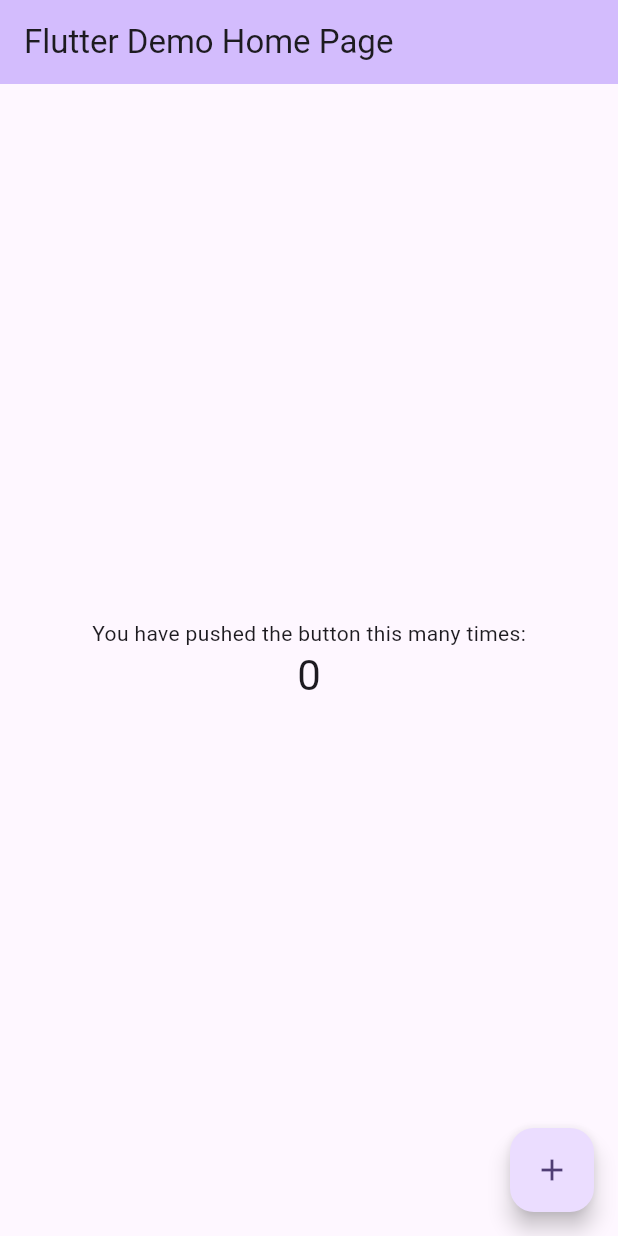
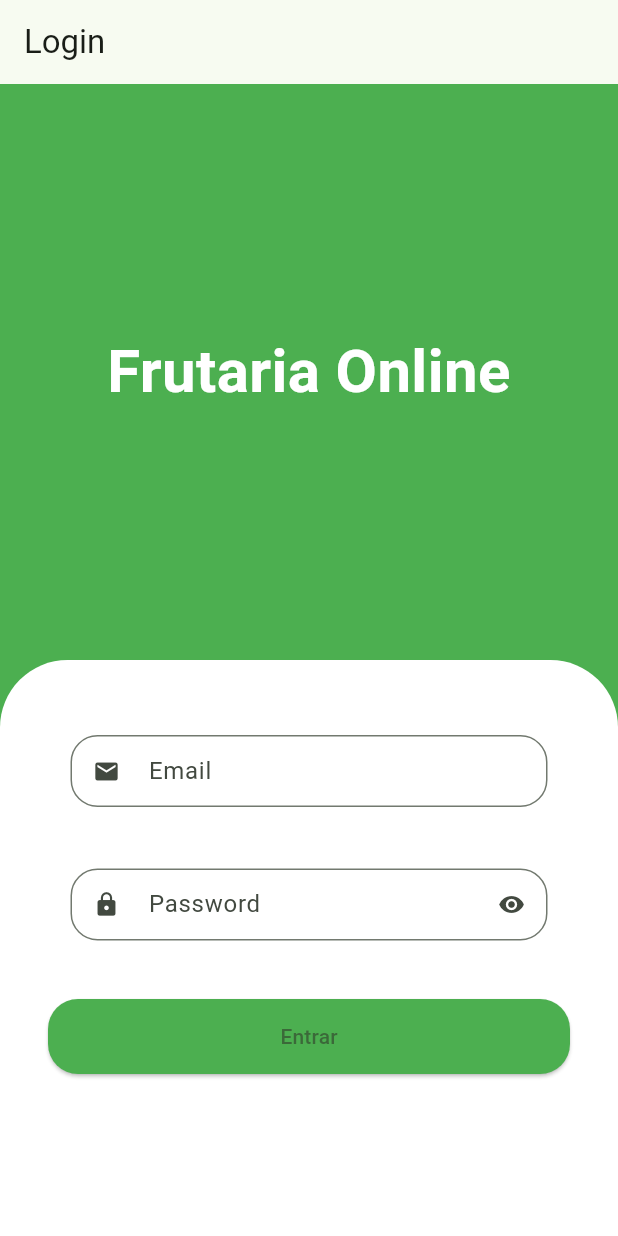
Before and after one commit to reinaldorossetti/frutaria_online, a Flutter app: the screen it shows after launch, on a phone screen of 412 x 824 dp. Run offline on Flutter 3.47's test engine with Material 3 defaults, Android fonts, the phone set to English and light mode, and no system bars.

Commit message:
tela inicial de login

```diff
--- a/lib/main.dart
+++ b/lib/main.dart
@@ -1,4 +1,5 @@
 import 'package:flutter/material.dart';
+import 'package:frutaria_online/src/auth/sign_in_screen.dart';
 
 void main() {
   runApp(const MyApp());
@@ -11,115 +12,14 @@ class MyApp extends StatelessWidget {
   @override
   Widget build(BuildContext context) {
     return MaterialApp(
-      title: 'Flutter Demo',
+      title: 'Frutaria Online',
       theme: ThemeData(
-        // This is the theme of your application.
-        //
-        // TRY THIS: Try running your application with "flutter run". You'll see
-        // the application has a purple toolbar. Then, without quitting the app,
-        // try changing the seedColor in the colorScheme below to Colors.green
-        // and then invoke "hot reload" (save your changes or press the "hot
-        // reload" button in a Flutter-supported IDE, or press "r" if you used
-        // the command line to start the app).
-        //
-        // Notice that the counter didn't reset back to zero; the application
-        // state is not lost during the reload. To reset the state, use hot
-        // restart instead.
-        //
-        // This works for code too, not just values: Most code changes can be
-        // tested with just a hot reload.
-        colorScheme: ColorScheme.fromSeed(seedColor: Colors.deepPurple),
+        primarySwatch: Colors.green,
+        colorScheme: ColorScheme.fromSeed(seedColor: Colors.green),
         useMaterial3: true,
       ),
-      home: const MyHomePage(title: 'Flutter Demo Home Page'),
+      debugShowCheckedModeBanner: false,
+      home: const SignInScreen(),
     );
   }
 }
-
-class MyHomePage extends StatefulWidget {
-  const MyHomePage({super.key, required this.title});
-
-  // This widget is the home page of your application. It is stateful, meaning
-  // that it has a State object (defined below) that contains fields that affect
-  // how it looks.
-
-  // This class is the configuration for the state. It holds the values (in this
-  // case the title) provided by the parent (in this case the App widget) and
-  // used by the build method of the State. Fields in a Widget subclass are
-  // always marked "final".
-
-  final String title;
-
-  @override
-  State<MyHomePage> createState() => _MyHomePageState();
-}
-
-class _MyHomePageState extends State<MyHomePage> {
-  int _counter = 0;
-
-  void _incrementCounter() {
-    setState(() {
-      // This call to setState tells the Flutter framework that something has
-      // changed in this State, which causes it to rerun the build method below
-      // so that the display can reflect the updated values. If we changed
-      // _counter without calling setState(), then the build method would not be
-      // called again, and so nothing would appear to happen.
-      _counter++;
-    });
-  }
-
-  @override
-  Widget build(BuildContext context) {
-    // This method is rerun every time setState is called, for instance as done
-    // by the _incrementCounter method above.
-    //
-    // The Flutter framework has been optimized to make rerunning build methods
-    // fast, so that you can just rebuild anything that needs updating rather
-    // than having to individually change instances of widgets.
-    return Scaffold(
-      appBar: AppBar(
-        // TRY THIS: Try changing the color here to a specific color (to
-        // Colors.amber, perhaps?) and trigger a hot reload to see the AppBar
-        // change color while the other colors stay the same.
-        backgroundColor: Theme.of(context).colorScheme.inversePrimary,
-        // Here we take the value from the MyHomePage object that was created by
-        // the App.build method, and use it to set our appbar title.
-        title: Text(widget.title),
-      ),
-      body: Center(
-        // Center is a layout widget. It takes a single child and positions it
-        // in the middle of the parent.
-        child: Column(
-          // Column is also a layout widget. It takes a list of children and
-          // arranges them vertically. By default, it sizes itself to fit its
-          // children horizontally, and tries to be as tall as its parent.
-          //
-          // Column has various properties to control how it sizes itself and
-          // how it positions its children. Here we use mainAxisAlignment to
-          // center the children vertically; the main axis here is the vertical
-          // axis because Columns are vertical (the cross axis would be
-          // horizontal).
-          //
-          // TRY THIS: Invoke "debug painting" (choose the "Toggle Debug Paint"
-          // action in the IDE, or press "p" in the console), to see the
-          // wireframe for each widget.
-          mainAxisAlignment: MainAxisAlignment.center,
-          children: <Widget>[
-            const Text(
-              'You have pushed the button this many times:',
-            ),
-            Text(
-              '$_counter',
-              style: Theme.of(context).textTheme.headlineMedium,
-            ),
-          ],
-        ),
-      ),
-      floatingActionButton: FloatingActionButton(
-        onPressed: _incrementCounter,
-        tooltip: 'Increment',
-        child: const Icon(Icons.add),
-      ), // This trailing comma makes auto-formatting nicer for build methods.
-    );
-  }
-}
--- /dev/null
+++ b/lib/src/auth/components/custom_text_field.dart
@@ -0,0 +1,53 @@
+import 'package:flutter/material.dart';
+
+class CustomTextField extends StatefulWidget {
+
+  final IconData? icon;
+  final String? labelText;
+  final bool isSecret;
+  const CustomTextField({
+    super.key,
+    required this.icon,
+    required this.labelText,
+    this.isSecret = false});
+
+  @override
+  State<CustomTextField> createState() => _CustomTextFieldState();
+}
+
+class _CustomTextFieldState extends State<CustomTextField> {
+  bool isObscure = true;
+
+  @override
+  void initState() {
+    super.initState();
+    isObscure = widget.isSecret;
+  }
+
+  @override
+  Widget build(BuildContext context) {
+    return Padding(
+      padding: const EdgeInsets.only(left: 15.0, right: 15.0, top: 10.0, bottom: 15.0),
+      child: TextField(
+        obscureText: isObscure,
+        decoration: InputDecoration(
+          prefixIcon: Icon(widget.icon),
+          suffixIcon: widget.isSecret ? IconButton(
+            onPressed: () {
+              setState(() {
+                isObscure = !isObscure;
+              });
+            },
+            icon: Icon(isObscure ? Icons.visibility : Icons.visibility_off)
+          ) : null,
+          labelText: widget.labelText,
+          isDense: true,
+          border: OutlineInputBorder(
+            borderRadius: BorderRadius.circular(18),
+
+          ),
+        ),
+      ),
+    );
+  }
+}
--- /dev/null
+++ b/lib/src/auth/sign_in_screen.dart
@@ -0,0 +1,77 @@
+import 'package:flutter/material.dart';
+
+import 'components/custom_text_field.dart';
+
+class SignInScreen extends StatelessWidget {
+  const SignInScreen({super.key});
+
+  @override
+  Widget build(BuildContext context) {
+    return Scaffold(
+      backgroundColor: Colors.green,
+      appBar: AppBar(
+        title: const Text('Login'),
+      ),
+      body: Column(
+        children: [
+          Expanded(
+              child: Container(
+                color: Colors.green,
+                padding: const EdgeInsets.symmetric(vertical: 20, horizontal: 50),
+                child: const Column(
+                  crossAxisAlignment: CrossAxisAlignment.stretch,
+                  mainAxisAlignment: MainAxisAlignment.center,
+                  children: [
+                    Text(
+                      'Frutaria Online',
+                      style: TextStyle(
+                        fontSize: 40,
+                        fontWeight: FontWeight.bold,
+                        color: Colors.white,
+                      ),
+                      textAlign: TextAlign.center,
+                    ),
+                  ],
+                ),
+              ),
+            ),
+          Expanded(
+              child: Container(
+                decoration: const BoxDecoration(
+                  color: Colors.white,
+                  borderRadius: BorderRadius.vertical(
+                    top: Radius.circular(45),
+                    ),
+                ),
+              child: Padding(
+                padding: const EdgeInsets.fromLTRB(32, 40, 32, 32),
+                child: Column(
+                  crossAxisAlignment: CrossAxisAlignment.stretch,
+                  children: [
+                    const CustomTextField(icon: Icons.email, labelText: 'Email'),
+                    const SizedBox(height: 16),
+                    const CustomTextField(icon: Icons.lock, labelText: 'Password', isSecret: true),
+                    const SizedBox(height: 24),
+                    SizedBox(
+                      height: 50,
+                      child: ElevatedButton(
+                        onPressed: () {},
+                        style: ElevatedButton.styleFrom(
+                          backgroundColor: Colors.green,
+                          shape: const RoundedRectangleBorder(
+                            borderRadius: BorderRadius.all(Radius.circular(20)),
+                          ),
+                        ),
+                        child: const Text('Entrar'),
+                      ),
+                    ),
+                  ],
+                ),
+              ),
+            ),
+          ),
+        ],
+      ),
+    );
+  }
+}
```
Also changed, not shown: 1 other file.
